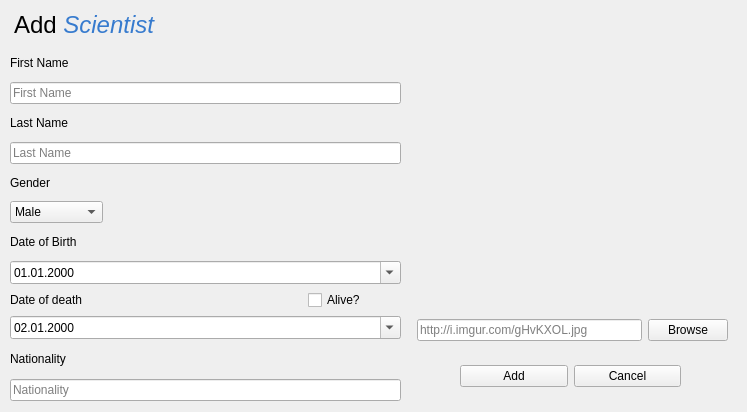
Before: the Qt Designer form ui/scientistdialog.ui in VLN-H7/Skil3, drawn with Qt 5.
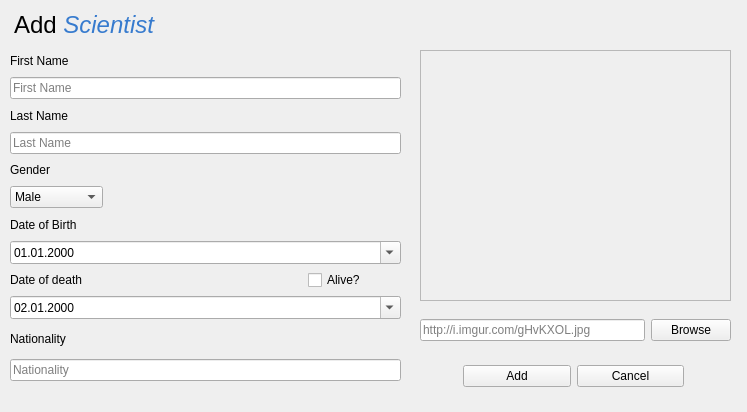
After: the same form once the commit is applied.

Commit message: Added reset, added frames

What changed in the file:
```diff
--- a/ui/scientistdialog.ui
+++ b/ui/scientistdialog.ui
@@ -38,7 +38,7 @@
      <x>10</x>
      <y>50</y>
      <width>391</width>
-     <height>351</height>
+     <height>331</height>
     </rect>
    </property>
    <layout class="QGridLayout" name="gridLayout">
@@ -208,7 +208,7 @@
   <widget class="QWidget" name="layoutWidget">
    <property name="geometry">
     <rect>
-     <x>460</x>
+     <x>463</x>
      <y>360</y>
      <width>221</width>
      <height>32</height>
@@ -240,7 +240,7 @@
   <widget class="QWidget" name="layoutWidget">
    <property name="geometry">
     <rect>
-     <x>417</x>
+     <x>420</x>
      <y>50</y>
      <width>311</width>
      <height>291</height>
@@ -273,6 +273,28 @@
     </item>
    </layout>
   </widget>
+  <widget class="QFrame" name="frame">
+   <property name="geometry">
+    <rect>
+     <x>420</x>
+     <y>50</y>
+     <width>311</width>
+     <height>251</height>
+    </rect>
+   </property>
+   <property name="frameShape">
+    <enum>QFrame::StyledPanel</enum>
+   </property>
+   <property name="frameShadow">
+    <enum>QFrame::Raised</enum>
+   </property>
+  </widget>
+  <zorder>label_addScientistTitle</zorder>
+  <zorder>layoutWidget</zorder>
+  <zorder>layoutWidget</zorder>
+  <zorder>layoutWidget</zorder>
+  <zorder>frame</zorder>
+  <zorder>btnCancel</zorder>
  </widget>
  <tabstops>
   <tabstop>inputFirstName</tabstop>
```
Left out of the diff: 30 changed lines with no effect on the pictures. The commit also changes 5 other files.
